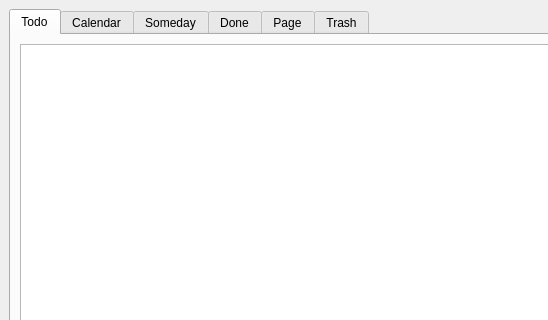
First picture: the form in GettingThingsDone/mainwindow.ui, repository eloranta/GettingThingsDone, before the edit; both pictures show x 0 to 548 and y 0 to 320 of the 800 by 662 pixel window.
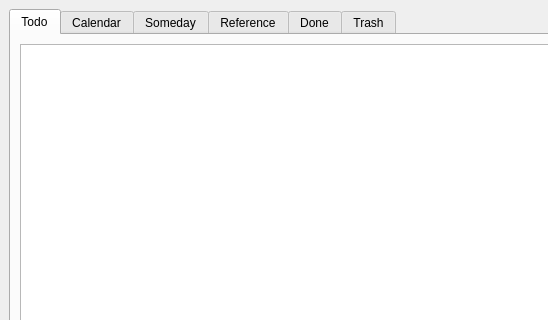
Second picture: the form after the edit.

Commit message: add: Reference tab

What changed in the file:
```diff
--- a/GettingThingsDone/mainwindow.ui
+++ b/GettingThingsDone/mainwindow.ui
@@ -261,6 +261,11 @@
         </item>
        </layout>
       </widget>
+      <widget class="QWidget" name="tab_7">
+       <attribute name="title">
+        <string>Reference</string>
+       </attribute>
+      </widget>
       <widget class="QWidget" name="tab_2">
        <attribute name="title">
         <string>Done</string>
@@ -315,11 +320,6 @@
         </item>
        </layout>
       </widget>
-      <widget class="QWidget" name="tab">
-       <attribute name="title">
-        <string>Page</string>
-       </attribute>
-      </widget>
       <widget class="QWidget" name="tab_3">
        <attribute name="title">
         <string>Trash</string>
```
Left out of the diff: 2 changed lines with no effect on the pictures.
